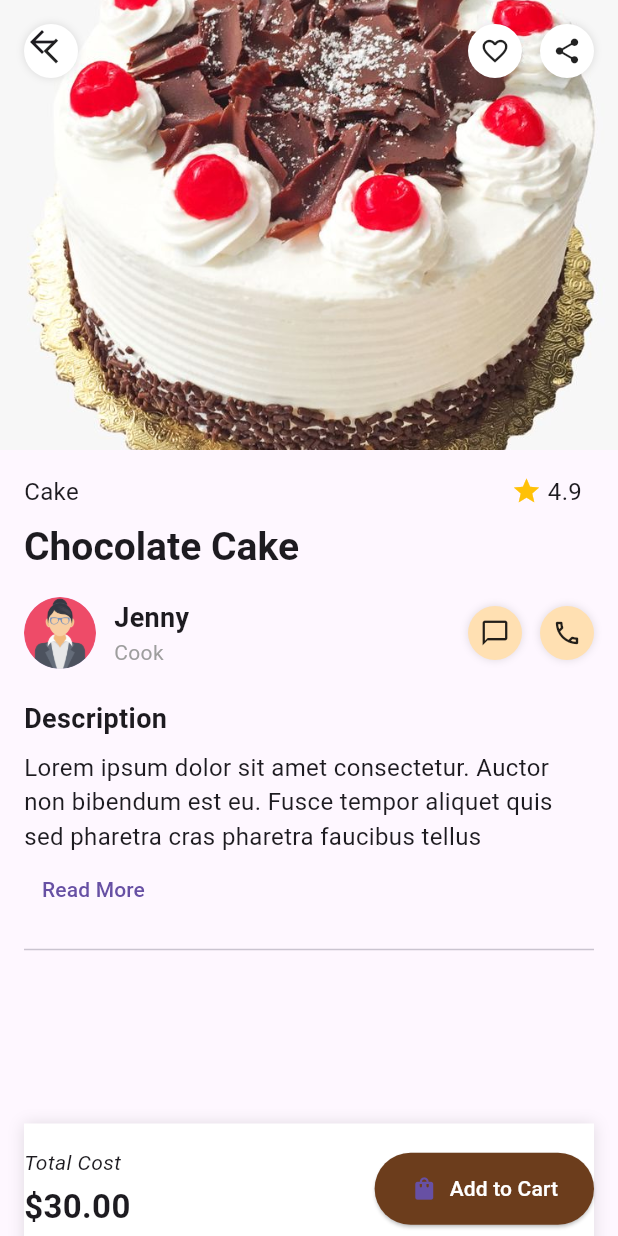
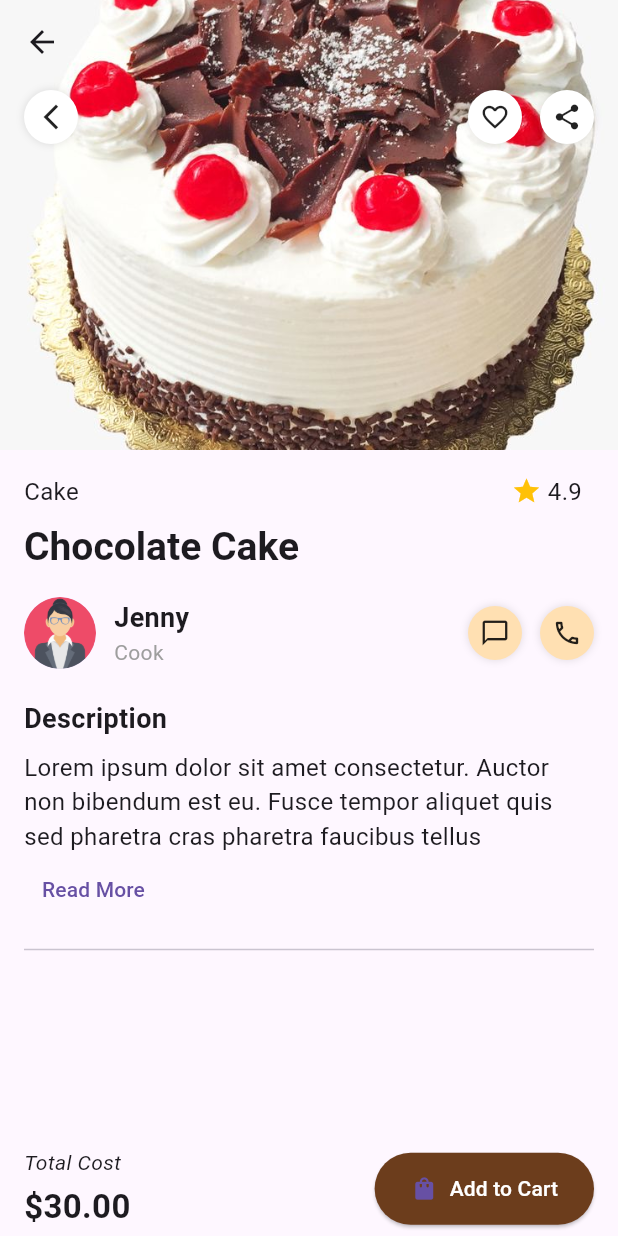
Before and after one commit to DavidFlores79/business_app, a Flutter app: the ProductDetailPage screen opened directly, on a phone screen of 412 x 824 dp. Run offline on Flutter 3.47's test engine with Material 3 defaults, Android fonts, the phone set to English and light mode, and no system bars; our stand-ins replace cached_network_image, dartz, dio, equatable, flutter_bloc, flutter_secure_storage and 2 more; accounts and stored records are empty; network calls fail.

Commit message:
fix: price and add to cart background, back button works

```diff
--- a/lib/features/product/presentation/pages/product_detail_page.dart
+++ b/lib/features/product/presentation/pages/product_detail_page.dart
@@ -1,4 +1,5 @@
 import 'package:flutter/material.dart';
+import 'package:go_router/go_router.dart';
 
 class ProductDetailPage extends StatelessWidget {
   final String? productId; // 👈 Puede ser nulo
@@ -10,8 +11,7 @@ class ProductDetailPage extends StatelessWidget {
     final theme = Theme.of(context);
 
     return Scaffold(
-      body: SafeArea(
-        child: CustomScrollView(
+      body: CustomScrollView(
         slivers: [
           // 🔝 AppBar con imagen colapsable
           SliverAppBar(
@@ -24,15 +24,24 @@ class ProductDetailPage extends StatelessWidget {
                 children: [
                   Image.asset('assets/images/cake.jpg', fit: BoxFit.cover),
                   Positioned(
-                      top: 16,
+                    top: 60,
                     left: 16,
                     child: _circleButton(
                       icon: Icons.arrow_back_ios_new,
-                        onTap: () {},
+                      onTap: () {
+                        if (context.canPop()) {
+                          // ← Verifica si puede retroceder
+                          context.pop();
+                        } else {
+                          context.go(
+                            '/store',
+                          ); // ← Si no hay historial, redirige a una ruta por defecto
+                        }
+                      },
                     ),
                   ),
                   Positioned(
-                      top: 16,
+                    top: 60,
                     right: 16,
                     child: Row(
                       children: [
@@ -85,9 +94,7 @@ class ProductDetailPage extends StatelessWidget {
                     children: [
                       const CircleAvatar(
                         radius: 24,
-                          backgroundImage: AssetImage(
-                            'assets/images/woman.png',
-                          ),
+                        backgroundImage: AssetImage('assets/images/woman.png'),
                       ),
                       const SizedBox(width: 12),
                       Column(
@@ -102,10 +109,7 @@ class ProductDetailPage extends StatelessWidget {
                           ),
                           Text(
                             'Cook',
-                              style: TextStyle(
-                                fontSize: 14,
-                                color: Colors.grey,
-                              ),
+                            style: TextStyle(fontSize: 14, color: Colors.grey),
                           ),
                         ],
                       ),
@@ -127,10 +131,7 @@ class ProductDetailPage extends StatelessWidget {
 
                   const Text(
                     'Description',
-                      style: TextStyle(
-                        fontWeight: FontWeight.bold,
-                        fontSize: 18,
-                      ),
+                    style: TextStyle(fontWeight: FontWeight.bold, fontSize: 18),
                   ),
                   const SizedBox(height: 8),
                   const Text(
@@ -140,10 +141,7 @@ class ProductDetailPage extends StatelessWidget {
                     maxLines: 3,
                     overflow: TextOverflow.ellipsis,
                   ),
-                    TextButton(
-                      onPressed: () {},
-                      child: const Text('Read More'),
-                    ),
+                  TextButton(onPressed: () {}, child: const Text('Read More')),
                   const Divider(height: 32),
                   const SizedBox(
                     height: 100,
@@ -152,12 +150,6 @@ class ProductDetailPage extends StatelessWidget {
                     padding: const EdgeInsets.symmetric(
                       // horizontal: 20,
                       vertical: 16,
-                      ),
-                      decoration: const BoxDecoration(
-                        color: Colors.white,
-                        boxShadow: [
-                          BoxShadow(color: Colors.black12, blurRadius: 8),
-                        ],
                     ),
                     child: Row(
                       children: [
@@ -209,7 +201,6 @@ class ProductDetailPage extends StatelessWidget {
           ),
         ],
       ),
-      ),
     );
   }
 
```
Lines whose indentation alone changed are shown as unchanged.
